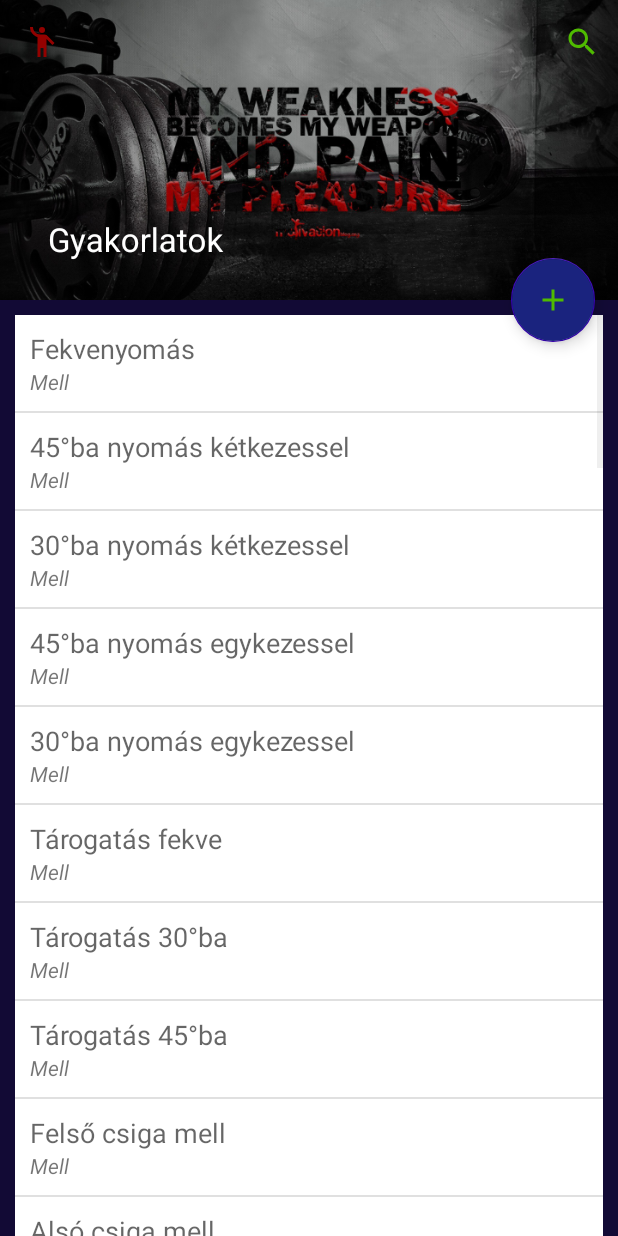
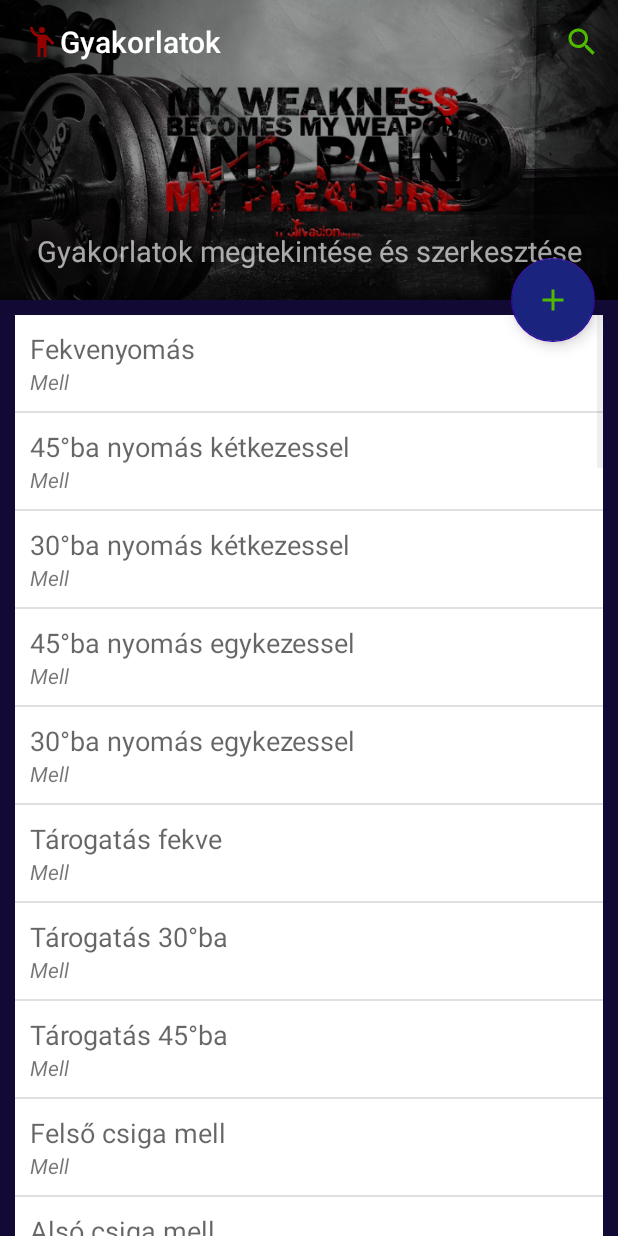
Before and after one commit to norbo112/Edzesnaplov3, an Android app: the MvvmGyakorlatokActivity screen opened directly, with no data from a screen before it, on a phone screen of 412 x 824 dp. Run offline under Robolectric (Android 15) with nearby library versions, the phone set to English and light mode, and no system bars; our stand-ins replace Dagger/Hilt's generated code, Room's generated code, data binding.

Commit message:
collapsing toolbar a gyakorlatok activity-hez

```diff
--- a/app/src/main/java/aa/droid/norbo/projects/edzesnaplo3/mvvm/ui/MvvmGyakorlatokActivity.java
+++ b/app/src/main/java/aa/droid/norbo/projects/edzesnaplo3/mvvm/ui/MvvmGyakorlatokActivity.java
@@ -18,6 +18,8 @@ import androidx.appcompat.view.menu.MenuPopupHelper;
 import androidx.appcompat.widget.PopupMenu;
 import androidx.appcompat.widget.SearchView;
 import androidx.databinding.DataBindingUtil;
+
+import com.google.android.material.appbar.AppBarLayout;
 
 import java.util.stream.Collectors;
 import java.util.stream.Stream;
@@ -70,7 +72,7 @@ public class MvvmGyakorlatokActivity extends BaseActiviry<MvvmGyakorlatActivityB
         setSupportActionBar(binding.toolbar);
         if (getSupportActionBar() != null) {
             getSupportActionBar().setLogo(R.drawable.ic_gyakorlatok_kis_logo);
-            getSupportActionBar().setTitle(R.string.mvvm_gyakorlatok_activity_menu_title);
+            getSupportActionBar().setTitle(R.string.welcome_gyakorlatok_title);
         }
     }
 
--- a/app/src/main/res/layout/mvvm_gyakorlat_activity.xml
+++ b/app/src/main/res/layout/mvvm_gyakorlat_activity.xml
@@ -26,7 +26,7 @@
                 android:fitsSystemWindows="true"
                 android:theme="@style/ThemeOverlay.AppCompat.Dark.ActionBar"
                 app:contentScrim="?attr/colorPrimary"
-                app:expandedTitleTextAppearance="@style/TextAppearance.AppCompat.Large"
+                app:titleEnabled="false"
                 app:layout_scrollFlags="scroll|exitUntilCollapsed">
 
                 <ImageView
@@ -38,13 +38,28 @@
                     app:layout_collapseParallaxMultiplier="0.7"
                     app:srcCompat="@mipmap/belepokep" />
 
+                <TextView
+                    android:layout_marginBottom="20dp"
+                    android:layout_marginStart="5dp"
+                    android:layout_marginEnd="5dp"
+                    android:layout_width="match_parent"
+                    android:layout_height="wrap_content"
+                    android:layout_gravity="bottom"
+                    android:id="@+id/expandedTitle"
+                    android:text="@string/welcome_gyakorlatok_desc"
+                    android:textSize="19sp"
+                    android:textAlignment="center"
+                    android:textColor="#A6FFFFFF"
+                    tools:ignore="RtlCompat"
+                    app:layout_collapseMode="parallax"
+                    app:layout_collapseParallaxMultiplier="0.7"/>
+
                 <androidx.appcompat.widget.Toolbar
                     android:id="@+id/toolbar"
                     android:layout_width="match_parent"
                     android:layout_height="?attr/actionBarSize"
                     android:theme="@style/ThemeOverlay.AppCompat.Dark.ActionBar"
-                    app:layout_collapseMode="pin"
-                    app:title="@string/welcome_gyakorlatok_title" />
+                    app:layout_collapseMode="pin" />
 
             </com.google.android.material.appbar.CollapsingToolbarLayout>
         </com.google.android.material.appbar.AppBarLayout>
```
